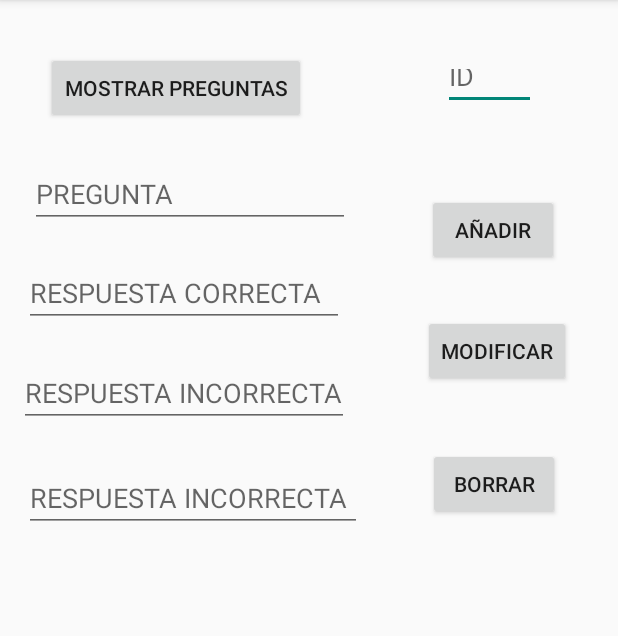
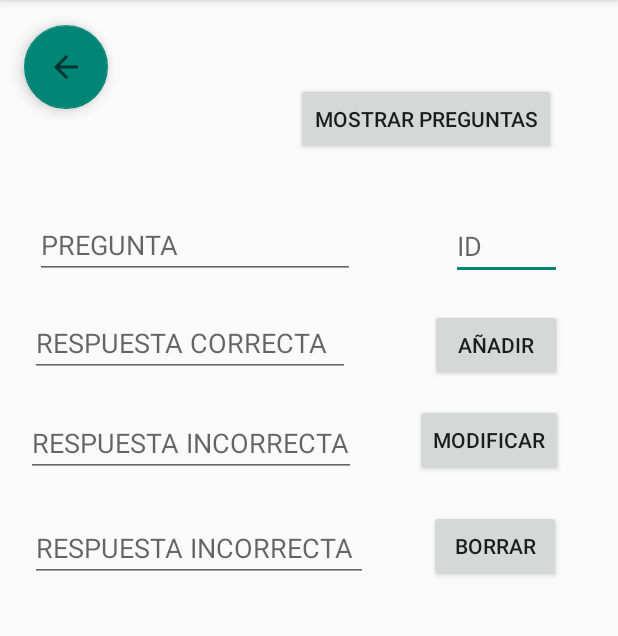
Before and after one commit to Maaxca/PM, an Android app: the PantallaPreguntas screen opened directly, with no data from a screen before it, on a phone screen of 412 x 824 dp, the part 84-720 px from its top. Run offline under Robolectric (Android 15) with nearby library versions, the phone set to English and light mode, and no system bars.

Commit message:
Para empezar pantalla aprender

```diff
--- a/app/src/main/java/com/example/practicafinal/Pantalla2.java
+++ b/app/src/main/java/com/example/practicafinal/Pantalla2.java
@@ -28,14 +28,16 @@ Button buttonPreguntas,buttonAprender,buttonConfiguracion;
         buttonAprender.setOnClickListener(new View.OnClickListener() {
             @Override
             public void onClick(View view) {
-
+                Intent intent=new Intent(Pantalla2.this,PantallaAprender.class);
+                startActivityForResult(intent,2);
             }
         });
 
         buttonConfiguracion.setOnClickListener(new View.OnClickListener() {
             @Override
             public void onClick(View view) {
-
+                Intent intent=new Intent(Pantalla2.this,PantallaConfiguracion.class);
+                startActivityForResult(intent,3);
             }
         });
     }
--- a/app/src/main/java/com/example/practicafinal/PantallaAprender.java
+++ b/app/src/main/java/com/example/practicafinal/PantallaAprender.java
@@ -3,12 +3,20 @@ package com.example.practicafinal;
 import androidx.appcompat.app.AppCompatActivity;
 
 import android.os.Bundle;
+import android.widget.Button;
+import android.widget.ListView;
+import android.widget.TextView;
 
 public class PantallaAprender extends AppCompatActivity {
-
+Button btnSiguiente;
+ListView lista2;
+TextView txtTitulo;
     @Override
     protected void onCreate(Bundle savedInstanceState) {
         super.onCreate(savedInstanceState);
         setContentView(R.layout.activity_pantalla_aprender);
+        btnSiguiente=findViewById(R.id.btnSiguiente);
+        lista2=findViewById(R.id.listview2);
+        txtTitulo=findViewById(R.id.txtTitulo);
     }
 }
--- a/app/src/main/java/com/example/practicafinal/PantallaPreguntas.java
+++ b/app/src/main/java/com/example/practicafinal/PantallaPreguntas.java
@@ -5,6 +5,7 @@ import androidx.appcompat.app.AlertDialog;
 import androidx.appcompat.app.AppCompatActivity;
 
 import android.content.DialogInterface;
+import android.content.Intent;
 import android.database.Cursor;
 import android.os.Bundle;
 import android.view.ContextMenu;
@@ -17,12 +18,15 @@ import android.widget.EditText;
 import android.widget.ListView;
 import android.widget.Toast;
 
+import com.google.android.material.floatingactionbutton.FloatingActionButton;
+
 import java.util.ArrayList;
 import java.util.List;
 
 public class PantallaPreguntas extends AppCompatActivity {
 
     Button btnMostrar,btnAñadir,btnModificar,btnBorrar;
+    FloatingActionButton btnAtras;
     EditText txtID,txtPregunta,txtCorrecta,txtIncorrecta1,txtIncorrecta2;
     ListView lista;
     @Override
@@ -41,6 +45,7 @@ public class PantallaPreguntas extends AppCompatActivity {
         btnAñadir=findViewById(R.id.btnAñadir);
         btnModificar=findViewById(R.id.btnModificar);
         btnBorrar=findViewById(R.id.btnBorrar);
+        btnAtras=findViewById(R.id.btnAtras);
         btnMostrar.setOnClickListener(new View.OnClickListener() {
             @Override
             public void onClick(View view) {
@@ -64,6 +69,15 @@ public class PantallaPreguntas extends AppCompatActivity {
                 }
             }
         });
+
+        btnAtras.setOnClickListener(new View.OnClickListener() {
+            @Override
+            public void onClick(View view) {
+                Intent intent=new Intent(PantallaPreguntas.this,Pantalla2.class);
+                startActivityForResult(intent,1);
+            }
+        });
+
 
         btnAñadir.setOnClickListener(new View.OnClickListener() {
             @Override
--- a/app/src/main/res/layout/activity_pantalla_aprender.xml
+++ b/app/src/main/res/layout/activity_pantalla_aprender.xml
@@ -6,4 +6,39 @@
     android:layout_height="match_parent"
     tools:context=".PantallaAprender">
 
+    <TextView
+        android:id="@+id/txtTitulo"
+        android:layout_width="wrap_content"
+        android:layout_height="wrap_content"
+        android:textSize="24sp"
+        app:layout_constraintBottom_toBottomOf="parent"
+        app:layout_constraintEnd_toEndOf="parent"
+        app:layout_constraintHorizontal_bias="0.248"
+        app:layout_constraintStart_toStartOf="parent"
+        app:layout_constraintTop_toTopOf="parent"
+        app:layout_constraintVertical_bias="0.14" />
+
+    <ListView
+        android:id="@+id/listview2"
+        android:layout_width="410dp"
+        android:layout_height="278dp"
+        app:layout_constraintBottom_toBottomOf="parent"
+        app:layout_constraintEnd_toEndOf="parent"
+        app:layout_constraintHorizontal_bias="0.0"
+        app:layout_constraintStart_toStartOf="parent"
+        app:layout_constraintTop_toTopOf="parent"
+        app:layout_constraintVertical_bias="0.461" />
+
+    <Button
+        android:id="@+id/btnSiguiente"
+        android:layout_width="wrap_content"
+        android:layout_height="wrap_content"
+        android:backgroundTint="#535151"
+        android:text="Siguiente"
+        app:layout_constraintBottom_toBottomOf="parent"
+        app:layout_constraintEnd_toEndOf="parent"
+        app:layout_constraintHorizontal_bias="0.498"
+        app:layout_constraintStart_toStartOf="parent"
+        app:layout_constraintTop_toTopOf="parent"
+        app:layout_constraintVertical_bias="0.881" />
 </androidx.constraintlayout.widget.ConstraintLayout>
--- a/app/src/main/res/layout/activity_pantalla_preguntas.xml
+++ b/app/src/main/res/layout/activity_pantalla_preguntas.xml
@@ -15,44 +15,100 @@
         android:text="@string/Mostrar"
         app:layout_constraintBottom_toBottomOf="parent"
         app:layout_constraintEnd_toEndOf="parent"
-        app:layout_constraintHorizontal_bias="0.129"
+        app:layout_constraintHorizontal_bias="0.826"
         app:layout_constraintStart_toStartOf="parent"
         app:layout_constraintTop_toTopOf="parent"
-        app:layout_constraintVertical_bias="0.048" />
+        app:layout_constraintVertical_bias="0.077" />
 
     <ListView
         android:id="@+id/listView"
-        android:layout_width="410dp"
-        android:layout_height="323dp"
+        android:layout_width="412dp"
+        android:layout_height="290dp"
+        android:layout_marginBottom="4dp"
         app:layout_constraintBottom_toBottomOf="parent"
         app:layout_constraintEnd_toEndOf="parent"
+        app:layout_constraintHorizontal_bias="0.0"
         app:layout_constraintStart_toStartOf="parent" />
-
-    <Button
-        android:id="@+id/btnAñadir"
-        android:layout_width="wrap_content"
-        android:layout_height="wrap_content"
-        android:text="@string/Añadir"
-        app:layout_constraintBottom_toBottomOf="parent"
-        app:layout_constraintEnd_toEndOf="parent"
-        app:layout_constraintHorizontal_bias="0.878"
-        app:layout_constraintStart_toStartOf="parent"
-        app:layout_constraintTop_toTopOf="parent"
-        app:layout_constraintVertical_bias="0.18" />
 
     <EditText
         android:id="@+id/txtID"
-        android:layout_width="62dp"
-        android:layout_height="37dp"
+        android:layout_width="74dp"
+        android:layout_height="41dp"
         android:ems="10"
         android:hint="ID"
         android:inputType="textPersonName"
         app:layout_constraintBottom_toBottomOf="parent"
         app:layout_constraintEnd_toEndOf="parent"
-        app:layout_constraintHorizontal_bias="0.844"
+        app:layout_constraintHorizontal_bias="0.89"
         app:layout_constraintStart_toStartOf="parent"
         app:layout_constraintTop_toTopOf="parent"
-        app:layout_constraintVertical_bias="0.049" />
+        app:layout_constraintVertical_bias="0.2" />
+
+    <EditText
+        android:id="@+id/txtIncorrecta2"
+        android:layout_width="225dp"
+        android:layout_height="43dp"
+        android:ems="10"
+        android:hint="@string/Incorrecta"
+        android:inputType="textPersonName"
+        app:layout_constraintBottom_toBottomOf="parent"
+        app:layout_constraintEnd_toEndOf="parent"
+        app:layout_constraintHorizontal_bias="0.107"
+        app:layout_constraintStart_toStartOf="parent"
+        app:layout_constraintTop_toTopOf="parent"
+        app:layout_constraintVertical_bias="0.476" />
+
+    <EditText
+        android:id="@+id/txtCorrecta"
+        android:layout_width="wrap_content"
+        android:layout_height="wrap_content"
+        android:ems="10"
+        android:hint="@string/Correcta"
+        android:inputType="textPersonName"
+        app:layout_constraintBottom_toBottomOf="parent"
+        app:layout_constraintEnd_toEndOf="parent"
+        app:layout_constraintHorizontal_bias="0.099"
+        app:layout_constraintStart_toStartOf="parent"
+        app:layout_constraintTop_toTopOf="parent"
+        app:layout_constraintVertical_bias="0.285" />
+
+    <EditText
+        android:id="@+id/txtIncorrecta1"
+        android:layout_width="220dp"
+        android:layout_height="45dp"
+        android:ems="10"
+        android:hint="@string/Incorrecta"
+        android:inputType="textPersonName"
+        app:layout_constraintBottom_toBottomOf="parent"
+        app:layout_constraintEnd_toEndOf="parent"
+        app:layout_constraintHorizontal_bias="0.089"
+        app:layout_constraintStart_toStartOf="parent"
+        app:layout_constraintTop_toTopOf="parent"
+        app:layout_constraintVertical_bias="0.377" />
+
+    <Button
+        android:id="@+id/btnBorrar"
+        android:layout_width="wrap_content"
+        android:layout_height="wrap_content"
+        android:text="@string/Borrar"
+        app:layout_constraintBottom_toBottomOf="parent"
+        app:layout_constraintEnd_toEndOf="parent"
+        app:layout_constraintHorizontal_bias="0.883"
+        app:layout_constraintStart_toStartOf="parent"
+        app:layout_constraintTop_toTopOf="parent"
+        app:layout_constraintVertical_bias="0.472" />
+
+    <Button
+        android:id="@+id/btnModificar"
+        android:layout_width="wrap_content"
+        android:layout_height="wrap_content"
+        android:text="@string/Modificar"
+        app:layout_constraintBottom_toBottomOf="parent"
+        app:layout_constraintEnd_toEndOf="parent"
+        app:layout_constraintHorizontal_bias="0.884"
+        app:layout_constraintStart_toStartOf="parent"
+        app:layout_constraintTop_toTopOf="parent"
+        app:layout_constraintVertical_bias="0.374" />
 
     <EditText
         android:id="@+id/txtPregunta"
@@ -63,74 +119,34 @@
         android:inputType="textPersonName"
         app:layout_constraintBottom_toBottomOf="parent"
         app:layout_constraintEnd_toEndOf="parent"
-        app:layout_constraintHorizontal_bias="0.099"
+        app:layout_constraintHorizontal_bias="0.119"
         app:layout_constraintStart_toStartOf="parent"
         app:layout_constraintTop_toTopOf="parent"
-        app:layout_constraintVertical_bias="0.148" />
+        app:layout_constraintVertical_bias="0.195" />
 
-    <EditText
-        android:id="@+id/txtCorrecta"
+    <Button
+        android:id="@+id/btnAñadir"
         android:layout_width="wrap_content"
         android:layout_height="wrap_content"
-        android:ems="10"
-        android:hint="@string/Correcta"
-        android:inputType="textPersonName"
+        android:text="@string/Añadir"
         app:layout_constraintBottom_toBottomOf="parent"
         app:layout_constraintEnd_toEndOf="parent"
-        app:layout_constraintHorizontal_bias="0.079"
+        app:layout_constraintHorizontal_bias="0.884"
         app:layout_constraintStart_toStartOf="parent"
         app:layout_constraintTop_toTopOf="parent"
-        app:layout_constraintVertical_bias="0.239" />
+        app:layout_constraintVertical_bias="0.286" />
 
-    <Button
-        android:id="@+id/btnModificar"
+    <com.google.android.material.floatingactionbutton.FloatingActionButton
+        android:id="@+id/btnAtras"
         android:layout_width="wrap_content"
         android:layout_height="wrap_content"
-        android:text="@string/Modificar"
+        android:clickable="true"
         app:layout_constraintBottom_toBottomOf="parent"
         app:layout_constraintEnd_toEndOf="parent"
-        app:layout_constraintHorizontal_bias="0.901"
+        app:layout_constraintHorizontal_bias="0.045"
         app:layout_constraintStart_toStartOf="parent"
         app:layout_constraintTop_toTopOf="parent"
-        app:layout_constraintVertical_bias="0.292" />
+        app:layout_constraintVertical_bias="0.023"
+        app:srcCompat="?attr/actionModeCloseDrawable" />
 
-    <Button
-        android:id="@+id/btnBorrar"
-        android:layout_width="wrap_content"
-        android:layout_height="wrap_content"
-        android:text="@string/Borrar"
-        app:layout_constraintBottom_toBottomOf="parent"
-        app:layout_constraintEnd_toEndOf="parent"
-        app:layout_constraintHorizontal_bias="0.88"
-        app:layout_constraintStart_toStartOf="parent"
-        app:layout_constraintTop_toTopOf="parent"
-        app:layout_constraintVertical_bias="0.415" />
-
-    <EditText
-        android:id="@+id/txtIncorrecta1"
-        android:layout_width="220dp"
-        android:layout_height="45dp"
-        android:ems="10"
-        android:hint="@string/Incorrecta"
-        android:inputType="textPersonName"
-        app:layout_constraintBottom_toBottomOf="parent"
-        app:layout_constraintEnd_toEndOf="parent"
-        app:layout_constraintHorizontal_bias="0.067"
-        app:layout_constraintStart_toStartOf="parent"
-        app:layout_constraintTop_toTopOf="parent"
-        app:layout_constraintVertical_bias="0.331" />
-
-    <EditText
-        android:id="@+id/txtIncorrecta2"
-        android:layout_width="225dp"
-        android:layout_height="43dp"
-        android:ems="10"
-        android:hint="@string/Incorrecta"
-        android:inputType="textPersonName"
-        app:layout_constraintBottom_toBottomOf="parent"
-        app:layout_constraintEnd_toEndOf="parent"
-        app:layout_constraintHorizontal_bias="0.084"
-        app:layout_constraintStart_toStartOf="parent"
-        app:layout_constraintTop_toTopOf="parent"
-        app:layout_constraintVertical_bias="0.43" />
 </androidx.constraintlayout.widget.ConstraintLayout>
```
